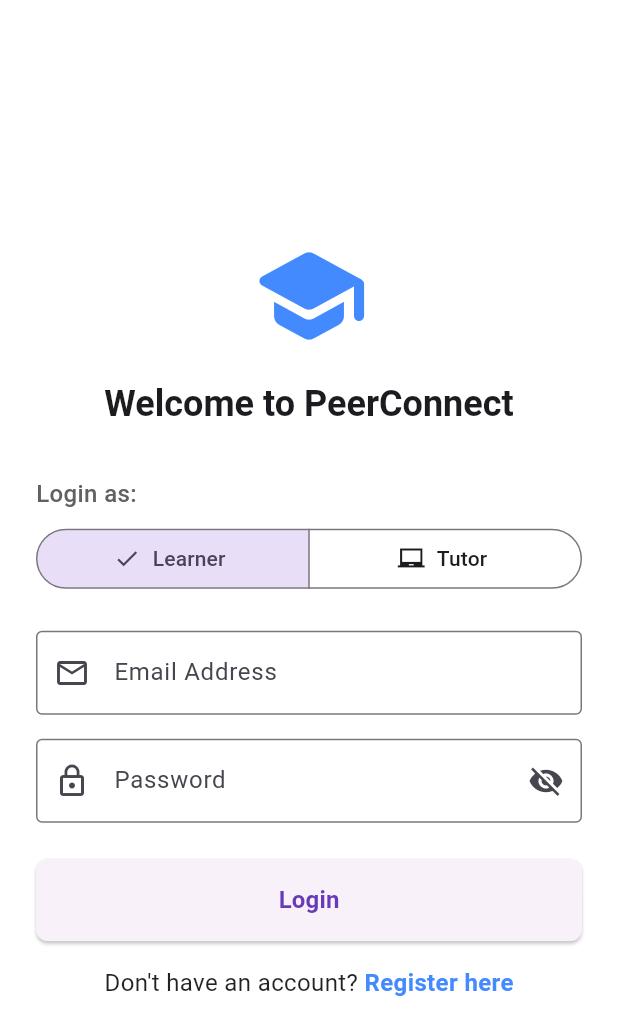
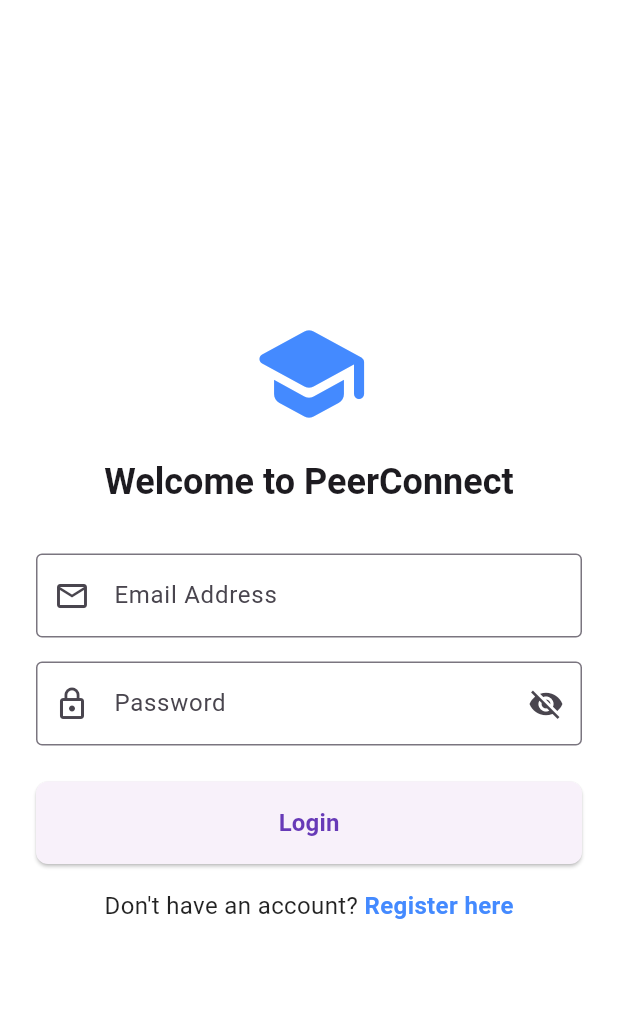
Before and after one commit to DalingtonChris/peer_tutoring_app, a Flutter app: the screen it shows after launch, on a phone screen of 412 x 824 dp. Shown: the top 1035 px of the screen. Run offline on Flutter 3.47's test engine with Material 3 defaults, Android fonts, the phone set to English and light mode, and no system bars; our stand-ins replace socket_io_client.

Commit message:
updated fixed chat and login page + issues asking

```diff
--- a/peer_app/lib/login_screen.dart
+++ b/peer_app/lib/login_screen.dart
@@ -18,7 +18,6 @@ class _LoginScreenState extends State<LoginScreen> {
   final _formKey = GlobalKey<FormState>();
   final _emailController = TextEditingController();
   final _passwordController = TextEditingController();
-  String _selectedRole = 'learner';
   bool _isPasswordVisible = false;
   bool _isLoading = false;
 
@@ -54,7 +53,7 @@ class _LoginScreenState extends State<LoginScreen> {
           context,
           MaterialPageRoute(
             builder: (context) => DashboardScreen(
-              userRole: user['role'] ?? _selectedRole,
+              userRole: user['role'] ?? 'learner',
               userData: {
                 'id': user['id'],           // ✅ real ID from database
                 'name': user['name'],
@@ -103,32 +102,6 @@ class _LoginScreenState extends State<LoginScreen> {
                       ),
                 ),
                 const SizedBox(height: 32),
-
-                // Role selector (just for UI — real role comes from DB)
-                Text(
-                  'Login as:',
-                  style: TextStyle(color: Colors.grey[700], fontWeight: FontWeight.w500),
-                ),
-                const SizedBox(height: 8),
-                SegmentedButton<String>(
-                  segments: const [
-                    ButtonSegment(
-                      value: 'learner',
-                      label: Text('Learner'),
-                      icon: Icon(Icons.menu_book),
-                    ),
-                    ButtonSegment(
-                      value: 'tutor',
-                      label: Text('Tutor'),
-                      icon: Icon(Icons.laptop_chromebook),
-                    ),
-                  ],
-                  selected: {_selectedRole},
-                  onSelectionChanged: (Set<String> newSelection) {
-                    setState(() => _selectedRole = newSelection.first);
-                  },
-                ),
-                const SizedBox(height: 24),
 
                 // Email
                 TextFormField(
```
Also changed, not shown: peer_app/lib/chat_screen.dart (+10 -6 lines), peer_app/lib/dashboard_screen.dart (+40 -6 lines).
